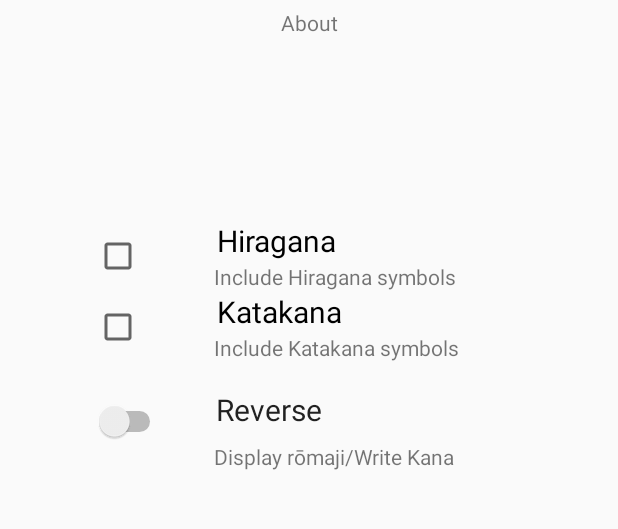
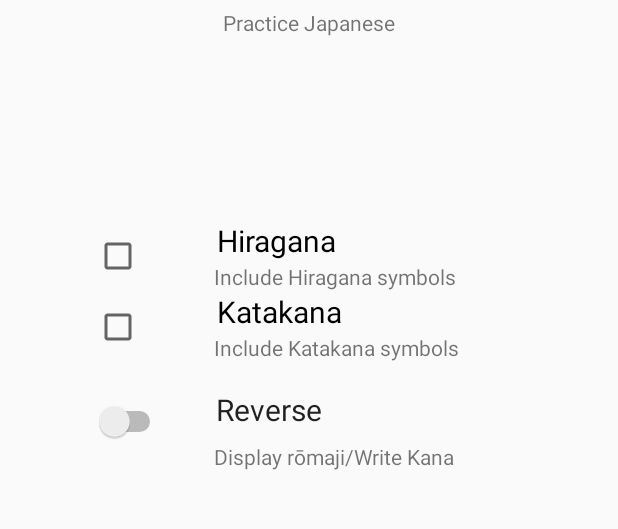
Before and after one commit to norrlandxyz/Kame, an Android app: the screen it shows after launch (MainActivity), on a phone screen of 412 x 824 dp, the part 262-791 px from its top. Run offline under Robolectric (Android 15) with nearby library versions, the phone set to English and light mode, and no system bars.

Commit message:
Removed placeholder stirng

```diff
--- a/app/src/main/res/values/strings.xml
+++ b/app/src/main/res/values/strings.xml
@@ -1,7 +1,7 @@
 <resources>
     <string name="app_name" translatable="false">Kame</string>
     <string name="app_name_emoji" translatable="false">Kame🐢</string>
-    <string name="text_about">About</string>
+    <string name="text_about">Practice Japanese</string>
     <string name="text_hiragana" translatable="false">Hiragana</string>
     <string name="text_katakana" translatable="false">Katakana</string>
     <string name="text_kanji" translatable="false">Kanji</string>
@@ -21,7 +21,6 @@
     <string name="text_time_per_answer">Time/Answer</string>
     <string name="text_done">Done</string>
     <string name="hiragana_desc_picker">Select the hiragana you wish to practice</string>
-    <string name="title_activity_hiragana_picker2">HiraganaPickerActivity2</string>
     <string name="large_text">
         "Material is the metaphor.\n\n"
 
```
Also changed, not shown: 1 other file.
